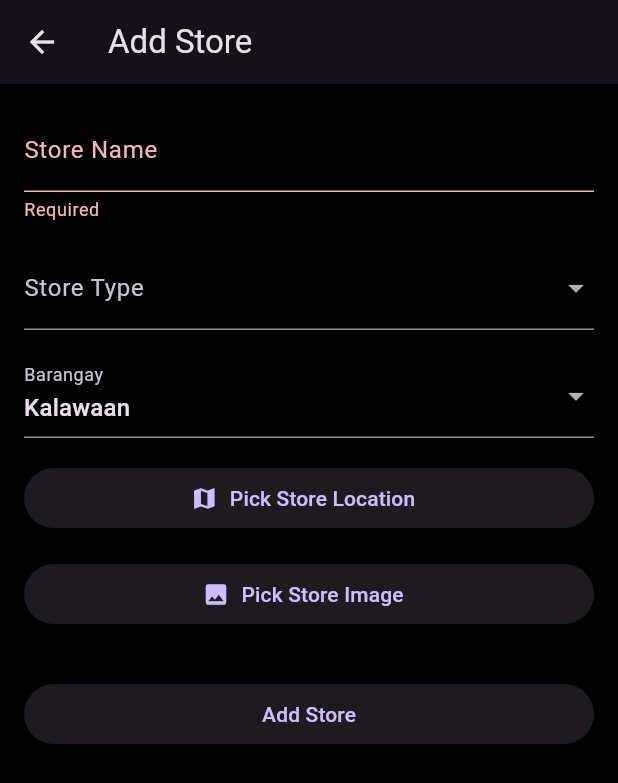
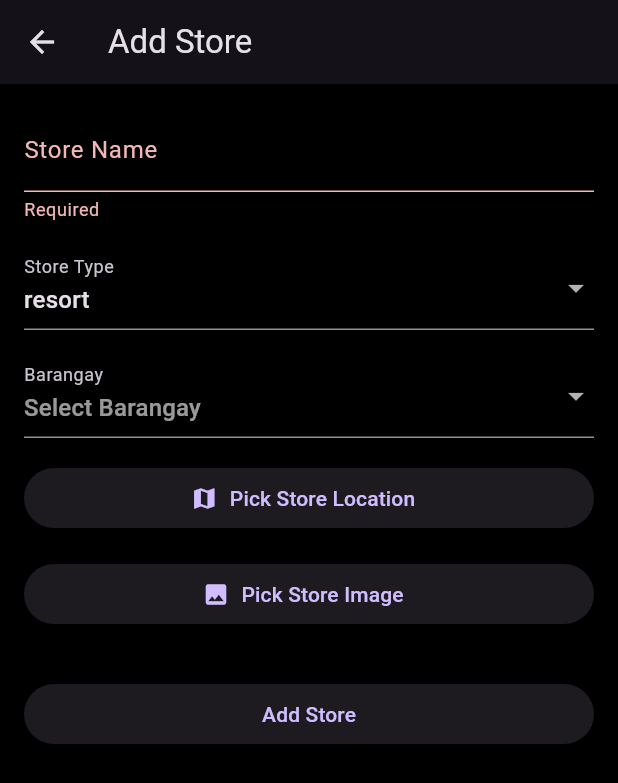
Before and after one commit to Olegario-III/lockalistaapp, a Flutter app: the AddStorePage screen opened directly, after a tap on "Add Store", on a phone screen of 412 x 824 dp. Shown: the top 783 px of the screen. Run offline on Flutter 3.47's test engine with Material 3 defaults, Android fonts, the phone set to English and light mode, and no system bars; our stand-ins replace cached_network_image, cloud_firestore, firebase_auth, firebase_core, flutter_map, geolocator and 4 more; accounts and stored records are empty.

Commit message:
day18 fixed a bug that make store aproval unfunctional

```diff
--- a/lib/features/stores/add_store_page.dart
+++ b/lib/features/stores/add_store_page.dart
@@ -21,14 +21,25 @@ class _AddStorePageState extends State<AddStorePage> {
   final _formKey = GlobalKey<FormState>();
   final _nameController = TextEditingController();
 
-  String selectedType = 'Resort';
-  String selectedBarangay = 'Kalawaan';
+  /// ✅ SAFE DEFAULT
+  String selectedType = 'resort';
+  String? selectedBarangay;
+
   GeoPoint? selectedLocation;
   File? selectedImage;
 
   bool _loading = false;
 
-  final List<String> barangays = [
+  final List<String> storeTypes = const [
+    'pharmacy',
+    'resort',
+    'grocery',
+    'sari-sari store',
+    'karenderya',
+    'others',
+  ];
+
+  final List<String> barangays = const [
     'Batingan',
     'Bilibiran',
     'Ithan',
@@ -51,11 +62,11 @@ class _AddStorePageState extends State<AddStorePage> {
     'San Carlos',
     'Tagpos',
     'Tatala',
-    'Tayuman'
+    'Tayuman',
   ];
 
   // ────────────────
-  // Pick location
+  // 📍 Pick location
   // ────────────────
   Future<void> _pickLocation() async {
     final location = await Helpers.pickLocationOnMap(context);
@@ -66,22 +77,28 @@ class _AddStorePageState extends State<AddStorePage> {
   }
 
   // ────────────────
-  // Pick image
+  // 🖼 Pick image
   // ────────────────
   Future<void> _pickImage() async {
     final picker = ImagePicker();
     final picked =
         await picker.pickImage(source: ImageSource.gallery, imageQuality: 70);
+
     if (picked != null) {
       setState(() => selectedImage = File(picked.path));
     }
   }
 
   // ────────────────
-  // Submit store
+  // 🚀 Submit store
   // ────────────────
   Future<void> _submit() async {
     if (!_formKey.currentState!.validate()) return;
+
+    if (selectedBarangay == null) {
+      Helpers.showSnackBar(context, 'Please select a barangay');
+      return;
+    }
 
     if (selectedLocation == null) {
       Helpers.showSnackBar(context, 'Please pick a location');
@@ -96,36 +113,34 @@ class _AddStorePageState extends State<AddStorePage> {
     setState(() => _loading = true);
 
     try {
-      // Upload image to Cloudinary
-      final uploadedImageUrl = await CloudinaryService().uploadFile(
+      final imageUrl = await CloudinaryService().uploadFile(
         selectedImage!,
         folder: 'stores',
       );
 
-      if (uploadedImageUrl == null) {
-        Helpers.showSnackBar(context, 'Failed to upload store image');
-        setState(() => _loading = false);
+      if (imageUrl == null) {
+        Helpers.showSnackBar(context, 'Image upload failed');
         return;
       }
 
-      // Create store
       final store = StoreModel(
-        id: '', // Firestore will generate this
+        id: '',
         name: _nameController.text.trim(),
         type: selectedType,
-        barangay: selectedBarangay,
+        barangay: selectedBarangay!,
         location: selectedLocation!,
         ownerId: Helpers.currentUserId(),
-        images: [uploadedImageUrl], // store image URL in the list
+        images: [imageUrl],
       );
 
-      // Add store
       await FirestoreService.instance.addStore(store);
 
       if (!mounted) return;
 
       Helpers.showSnackBar(
-          context, 'Store added! Waiting for admin approval.');
+        context,
+        'Store added! Waiting for admin approval.',
+      );
       Navigator.pop(context);
     } catch (e) {
       if (mounted) {
@@ -168,59 +183,62 @@ class _AddStorePageState extends State<AddStorePage> {
 
                       // Store Type
                       DropdownButtonFormField<String>(
-                        initialValue: selectedType,
+                        value: selectedType,
                         decoration:
                             const InputDecoration(labelText: 'Store Type'),
-                        items: const [
-                          'pharmacy',
-                          'resort',
-                          'grocery',
-                          'sari-sari store',
-                          'karenderya',
-                          'others'
-                        ]
-                            .map((type) =>
-                                DropdownMenuItem(value: type, child: Text(type)))
+                        items: storeTypes
+                            .map((t) => DropdownMenuItem(
+                                  value: t,
+                                  child: Text(t),
+                                ))
                             .toList(),
-                        onChanged: (v) => setState(() => selectedType = v!),
+                        onChanged: (v) =>
+                            setState(() => selectedType = v!),
                       ),
                       const SizedBox(height: 16),
 
-                      // Barangay
+                      // Barangay (NO initialValue = NO crash)
                       DropdownButtonFormField<String>(
-                        initialValue: selectedBarangay,
+                        hint: const Text('Select Barangay'),
                         decoration:
                             const InputDecoration(labelText: 'Barangay'),
                         items: barangays
-                            .map((b) =>
-                                DropdownMenuItem(value: b, child: Text(b)))
+                            .map((b) => DropdownMenuItem(
+                                  value: b,
+                                  child: Text(b),
+                                ))
                             .toList(),
-                        onChanged: (v) => setState(() => selectedBarangay = v!),
+                        onChanged: (v) =>
+                            setState(() => selectedBarangay = v),
                       ),
                       const SizedBox(height: 16),
 
-                      // Pick Location
                       ElevatedButton.icon(
                         onPressed: _pickLocation,
                         icon: const Icon(Icons.map),
-                        label: Text(selectedLocation == null
-                            ? 'Pick Store Location'
-                            : 'Location Selected'),
+                        label: Text(
+                          selectedLocation == null
+                              ? 'Pick Store Location'
+                              : 'Location Selected',
+                        ),
                       ),
                       const SizedBox(height: 16),
 
-                      // Pick Image
                       ElevatedButton.icon(
                         onPressed: _pickImage,
                         icon: const Icon(Icons.image),
-                        label: Text(selectedImage == null
-                            ? 'Pick Store Image'
-                            : 'Image Selected'),
+                        label: Text(
+                          selectedImage == null
+                              ? 'Pick Store Image'
+                              : 'Image Selected',
+                        ),
                       ),
                       const SizedBox(height: 32),
 
                       ElevatedButton(
-                          onPressed: _submit, child: const Text('Add Store')),
+                        onPressed: _submit,
+                        child: const Text('Add Store'),
+                      ),
                     ],
                   ),
                 ),
```
Also changed, not shown: lib/core/services/firestore_service.dart (+8 -9 lines), lib/features/admin/approvals/approval_stores_page.dart (+57 -25 lines).
